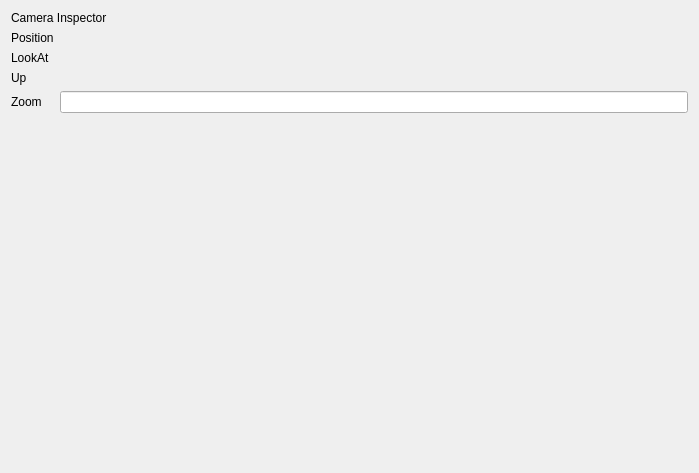
First picture: the form in ui/views/camerainspector/camerainspectorview.ui, repository mzedd/tool210, before the edit.
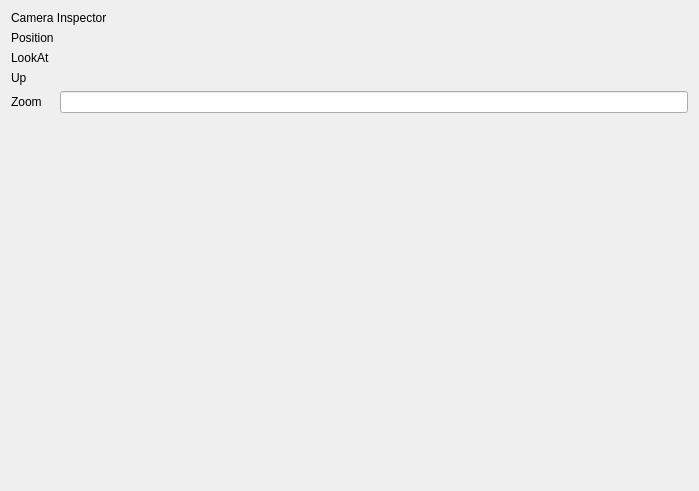
Second picture: the form after the edit. Custom widgets are drawn as their Qt base class.

Patch:
```diff
--- a/ui/views/camerainspector/camerainspectorview.ui
+++ b/ui/views/camerainspector/camerainspectorview.ui
@@ -7,7 +7,7 @@
     <x>0</x>
     <y>0</y>
     <width>699</width>
-    <height>473</height>
+    <height>491</height>
    </rect>
   </property>
   <property name="windowTitle">
```
Left out of the diff: 73 changed lines with no effect on the pictures.
